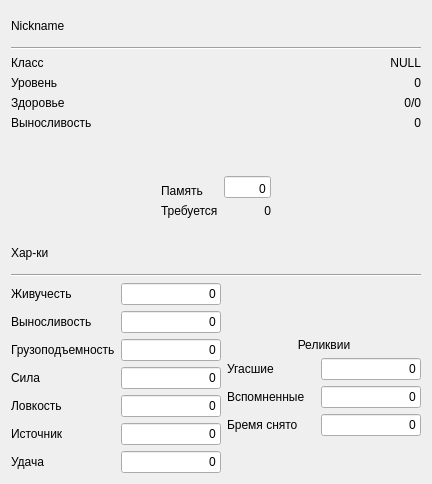
Old version of the form tab_stats.ui in the repository lDeathlWhisperl/TLHoN_SE.
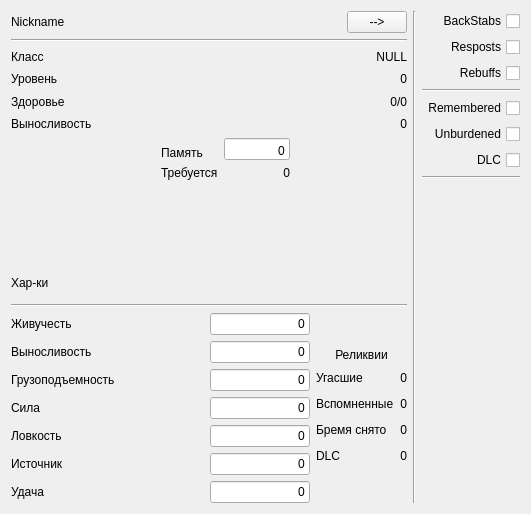
New version of the form.

Commit message:
Tab Stats
Added cheat panel (some functions are in progress)
Changed UI a bit

```diff
--- a/tab_stats.ui
+++ b/tab_stats.ui
@@ -6,8 +6,8 @@
    <rect>
     <x>0</x>
     <y>0</y>
-    <width>432</width>
-    <height>484</height>
+    <width>531</width>
+    <height>514</height>
    </rect>
   </property>
   <property name="sizePolicy">
@@ -24,7 +24,7 @@
   </property>
   <property name="maximumSize">
    <size>
-    <width>16777215</width>
+    <width>740</width>
     <height>16777215</height>
    </size>
   </property>
@@ -36,6 +36,12 @@
   </property>
   <layout class="QVBoxLayout" name="verticalLayout">
    <item>
+    <layout class="QHBoxLayout" name="horizontalLayout">
+     <item>
+      <layout class="QVBoxLayout" name="verticalLayout_2">
+       <item>
+        <layout class="QHBoxLayout" name="horizontalLayout_2">
+         <item>
     <widget class="QLabel" name="l_nickname">
      <property name="sizePolicy">
       <sizepolicy hsizetype="Preferred" vsizetype="Preferred">
@@ -55,6 +61,9 @@
        <height>30</height>
       </size>
      </property>
+           <property name="toolTip">
+            <string/>
+           </property>
      <property name="text">
       <string>Nickname</string>
      </property>
@@ -64,7 +73,34 @@
     </widget>
    </item>
    <item>
-    <widget class="Line" name="line_2">
+          <widget class="QPushButton" name="btn_cheat">
+           <property name="enabled">
+            <bool>true</bool>
+           </property>
+           <property name="minimumSize">
+            <size>
+             <width>60</width>
+             <height>20</height>
+            </size>
+           </property>
+           <property name="maximumSize">
+            <size>
+             <width>60</width>
+             <height>16777215</height>
+            </size>
+           </property>
+           <property name="layoutDirection">
+            <enum>Qt::LayoutDirection::RightToLeft</enum>
+           </property>
+           <property name="text">
+            <string>--&gt;</string>
+           </property>
+          </widget>
+         </item>
+        </layout>
+       </item>
+       <item>
+        <widget class="Line" name="line">
      <property name="orientation">
       <enum>Qt::Orientation::Horizontal</enum>
      </property>
@@ -79,6 +115,16 @@
        </property>
       </widget>
      </item>
+         <item row="1" column="1">
+          <widget class="QLabel" name="l_class">
+           <property name="text">
+            <string>NULL</string>
+           </property>
+           <property name="alignment">
+            <set>Qt::AlignmentFlag::AlignRight|Qt::AlignmentFlag::AlignTrailing|Qt::AlignmentFlag::AlignVCenter</set>
+           </property>
+          </widget>
+         </item>
      <item row="4" column="0">
       <widget class="QLabel" name="label_4">
        <property name="text">
@@ -86,8 +132,8 @@
        </property>
       </widget>
      </item>
-     <item row="2" column="1">
-      <widget class="QLabel" name="l_level">
+         <item row="4" column="1">
+          <widget class="QLabel" name="l_stamina">
        <property name="text">
         <string>0</string>
        </property>
@@ -96,13 +142,6 @@
        </property>
       </widget>
      </item>
-     <item row="3" column="0">
-      <widget class="QLabel" name="label_3">
-       <property name="text">
-        <string>Здоровье</string>
-       </property>
-      </widget>
-     </item>
      <item row="3" column="1">
       <widget class="QLabel" name="l_health">
        <property name="text">
@@ -113,8 +152,8 @@
        </property>
       </widget>
      </item>
-     <item row="4" column="1">
-      <widget class="QLabel" name="l_stamina">
+         <item row="2" column="1">
+          <widget class="QLabel" name="l_level">
        <property name="text">
         <string>0</string>
        </property>
@@ -123,16 +162,6 @@
        </property>
       </widget>
      </item>
-     <item row="1" column="1">
-      <widget class="QLabel" name="l_class">
-       <property name="text">
-        <string>NULL</string>
-       </property>
-       <property name="alignment">
-        <set>Qt::AlignmentFlag::AlignRight|Qt::AlignmentFlag::AlignTrailing|Qt::AlignmentFlag::AlignVCenter</set>
-       </property>
-      </widget>
-     </item>
      <item row="2" column="0">
       <widget class="QLabel" name="label_2">
        <property name="text">
@@ -140,23 +169,14 @@
        </property>
       </widget>
      </item>
-    </layout>
-   </item>
-   <item>
-    <spacer name="verticalSpacer">
-     <property name="orientation">
-      <enum>Qt::Orientation::Vertical</enum>
-     </property>
-     <property name="sizeType">
-      <enum>QSizePolicy::Policy::Fixed</enum>
-     </property>
-     <property name="sizeHint" stdset="0">
-      <size>
-       <width>20</width>
-       <height>40</height>
-      </size>
-     </property>
-    </spacer>
+         <item row="3" column="0">
+          <widget class="QLabel" name="label_3">
+           <property name="text">
+            <string>Здоровье</string>
+           </property>
+          </widget>
+         </item>
+        </layout>
    </item>
    <item>
     <layout class="QHBoxLayout" name="horizontalLayout_4">
@@ -260,12 +280,12 @@
       </layout>
      </item>
      <item>
-      <spacer name="horizontalSpacer_13">
+          <spacer name="horizontalSpacer_6">
        <property name="orientation">
         <enum>Qt::Orientation::Horizontal</enum>
        </property>
        <property name="sizeType">
-        <enum>QSizePolicy::Policy::Fixed</enum>
+            <enum>QSizePolicy::Policy::Maximum</enum>
        </property>
        <property name="sizeHint" stdset="0">
         <size>
@@ -277,6 +297,22 @@
      </item>
     </layout>
    </item>
+       <item>
+        <spacer name="verticalSpacer">
+         <property name="orientation">
+          <enum>Qt::Orientation::Vertical</enum>
+         </property>
+         <property name="sizeType">
+          <enum>QSizePolicy::Policy::Fixed</enum>
+         </property>
+         <property name="sizeHint" stdset="0">
+          <size>
+           <width>20</width>
+           <height>40</height>
+          </size>
+         </property>
+        </spacer>
+       </item>
    <item>
     <widget class="QLabel" name="label_7">
      <property name="sizePolicy">
@@ -303,7 +339,7 @@
     </widget>
    </item>
    <item>
-    <widget class="Line" name="line">
+        <widget class="Line" name="line_2">
      <property name="orientation">
       <enum>Qt::Orientation::Horizontal</enum>
      </property>
@@ -574,6 +610,19 @@
        </item>
        <item>
         <layout class="QGridLayout" name="gridLayout_7">
+             <item row="1" column="0">
+              <widget class="QLabel" name="label_24">
+               <property name="minimumSize">
+                <size>
+                 <width>0</width>
+                 <height>20</height>
+                </size>
+               </property>
+               <property name="text">
+                <string>Вспомненные</string>
+               </property>
+              </widget>
+             </item>
          <item row="2" column="0">
           <widget class="QLabel" name="label_25">
            <property name="minimumSize">
@@ -600,8 +649,8 @@
            </property>
           </widget>
          </item>
-         <item row="1" column="0">
-          <widget class="QLabel" name="label_24">
+             <item row="3" column="0">
+              <widget class="QLabel" name="label">
            <property name="minimumSize">
             <size>
              <width>0</width>
@@ -609,48 +658,64 @@
             </size>
            </property>
            <property name="text">
-            <string>Вспомненные</string>
-           </property>
-          </widget>
-         </item>
-         <item row="0" column="1">
-          <widget class="QLineEdit" name="le_faded">
-           <property name="maximumSize">
-            <size>
-             <width>100</width>
-             <height>16777215</height>
-            </size>
-           </property>
-           <property name="text">
-            <string>0</string>
-           </property>
-           <property name="alignment">
-            <set>Qt::AlignmentFlag::AlignRight|Qt::AlignmentFlag::AlignTrailing|Qt::AlignmentFlag::AlignVCenter</set>
-           </property>
-          </widget>
-         </item>
-         <item row="1" column="1">
-          <widget class="QLineEdit" name="le_remembered">
-           <property name="maximumSize">
-            <size>
-             <width>100</width>
-             <height>16777215</height>
-            </size>
-           </property>
-           <property name="text">
-            <string>0</string>
-           </property>
-           <property name="alignment">
-            <set>Qt::AlignmentFlag::AlignRight|Qt::AlignmentFlag::AlignTrailing|Qt::AlignmentFlag::AlignVCenter</set>
+                <string>DLC</string>
            </property>
           </widget>
          </item>
          <item row="2" column="1">
-          <widget class="QLineEdit" name="le_unburdened">
-           <property name="maximumSize">
+              <widget class="QLabel" name="l_unburdened">
+               <property name="minimumSize">
             <size>
-             <width>100</width>
-             <height>16777215</height>
+                 <width>0</width>
+                 <height>20</height>
+                </size>
+               </property>
+               <property name="text">
+                <string>0</string>
+               </property>
+               <property name="alignment">
+                <set>Qt::AlignmentFlag::AlignRight|Qt::AlignmentFlag::AlignTrailing|Qt::AlignmentFlag::AlignVCenter</set>
+               </property>
+              </widget>
+             </item>
+             <item row="1" column="1">
+              <widget class="QLabel" name="l_remembered">
+               <property name="minimumSize">
+                <size>
+                 <width>0</width>
+                 <height>20</height>
+                </size>
+               </property>
+               <property name="text">
+                <string>0</string>
+               </property>
+               <property name="alignment">
+                <set>Qt::AlignmentFlag::AlignRight|Qt::AlignmentFlag::AlignTrailing|Qt::AlignmentFlag::AlignVCenter</set>
+               </property>
+              </widget>
+             </item>
+             <item row="0" column="1">
+              <widget class="QLabel" name="l_faded">
+               <property name="minimumSize">
+                <size>
+                 <width>0</width>
+                 <height>20</height>
+                </size>
+               </property>
+               <property name="text">
+                <string>0</string>
+               </property>
+               <property name="alignment">
+                <set>Qt::AlignmentFlag::AlignRight|Qt::AlignmentFlag::AlignTrailing|Qt::AlignmentFlag::AlignVCenter</set>
+               </property>
+              </widget>
+             </item>
+             <item row="3" column="1">
+              <widget class="QLabel" name="l_DLC">
+               <property name="minimumSize">
+                <size>
+                 <width>0</width>
+                 <height>20</height>
             </size>
            </property>
            <property name="text">
@@ -675,6 +740,123 @@
           <size>
            <width>20</width>
            <height>37</height>
+              </size>
+             </property>
+            </spacer>
+           </item>
+          </layout>
+         </item>
+        </layout>
+       </item>
+      </layout>
+     </item>
+     <item>
+      <widget class="Line" name="line_3">
+       <property name="orientation">
+        <enum>Qt::Orientation::Vertical</enum>
+       </property>
+      </widget>
+     </item>
+     <item>
+      <layout class="QVBoxLayout" name="vl_cheat_layout" stretch="0,0,0,0,0,0,0,0,0">
+       <item>
+        <widget class="QCheckBox" name="cb_backstabs">
+         <property name="toolTip">
+          <string>Если активировано, то нужно оформить всего один бэкстэб для достижения</string>
+         </property>
+         <property name="layoutDirection">
+          <enum>Qt::LayoutDirection::RightToLeft</enum>
+         </property>
+         <property name="text">
+          <string>BackStabs</string>
+         </property>
+        </widget>
+       </item>
+       <item>
+        <widget class="QCheckBox" name="cb_repostes">
+         <property name="toolTip">
+          <string>Если активировано, то нужно оформить всего один репост для достижения</string>
+         </property>
+         <property name="layoutDirection">
+          <enum>Qt::LayoutDirection::RightToLeft</enum>
+         </property>
+         <property name="text">
+          <string>Resposts</string>
+         </property>
+        </widget>
+       </item>
+       <item>
+        <widget class="QCheckBox" name="cb_rebuffs">
+         <property name="layoutDirection">
+          <enum>Qt::LayoutDirection::RightToLeft</enum>
+         </property>
+         <property name="text">
+          <string>Rebuffs</string>
+         </property>
+        </widget>
+       </item>
+       <item>
+        <widget class="Line" name="line_4">
+         <property name="orientation">
+          <enum>Qt::Orientation::Horizontal</enum>
+         </property>
+        </widget>
+       </item>
+       <item>
+        <widget class="QCheckBox" name="cb_remembered">
+         <property name="toolTip">
+          <string>Создает иллюзию, что все предметы вспомнены, для достижения</string>
+         </property>
+         <property name="layoutDirection">
+          <enum>Qt::LayoutDirection::RightToLeft</enum>
+         </property>
+         <property name="text">
+          <string>Remembered</string>
+         </property>
+        </widget>
+       </item>
+       <item>
+        <widget class="QCheckBox" name="cb_unburdened">
+         <property name="toolTip">
+          <string>Создает иллюзию, что у всех предметов снято бремя, для достижения</string>
+         </property>
+         <property name="layoutDirection">
+          <enum>Qt::LayoutDirection::RightToLeft</enum>
+         </property>
+         <property name="text">
+          <string>Unburdened</string>
+         </property>
+        </widget>
+       </item>
+       <item>
+        <widget class="QCheckBox" name="cb_DLC">
+         <property name="toolTip">
+          <string>Создает иллюзию, что все предметы вспомнены, для достижения</string>
+         </property>
+         <property name="layoutDirection">
+          <enum>Qt::LayoutDirection::RightToLeft</enum>
+         </property>
+         <property name="text">
+          <string>DLC</string>
+         </property>
+        </widget>
+       </item>
+       <item>
+        <widget class="Line" name="line_5">
+         <property name="orientation">
+          <enum>Qt::Orientation::Horizontal</enum>
+         </property>
+        </widget>
+       </item>
+       <item>
+        <spacer name="verticalSpacer_3">
+         <property name="orientation">
+          <enum>Qt::Orientation::Vertical</enum>
+         </property>
+         <property name="sizeHint" stdset="0">
+          <size>
+           <width>20</width>
+           <height>40</height>
           </size>
          </property>
         </spacer>
```
Lines whose indentation alone changed are shown as unchanged. The commit also changes 2 other files.
